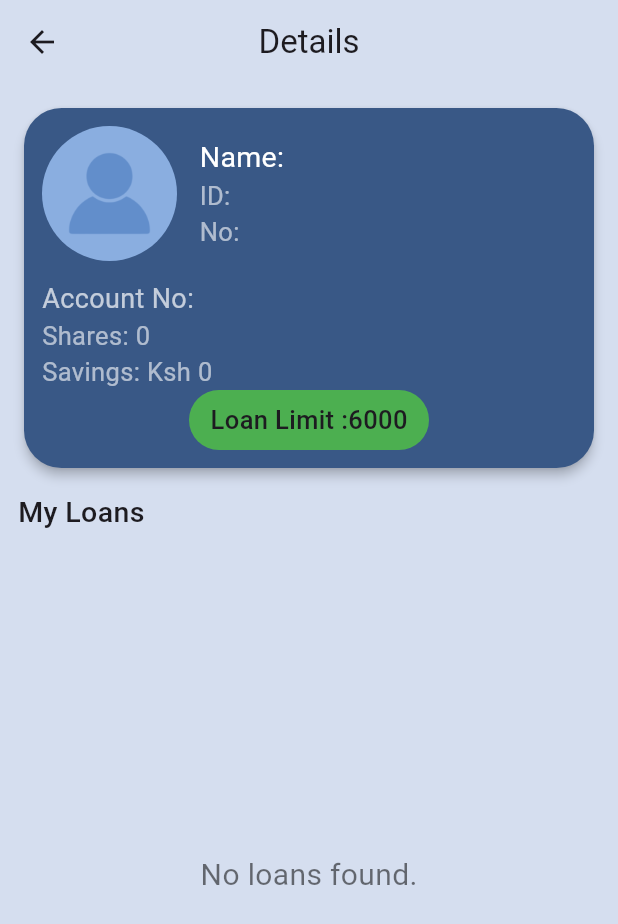
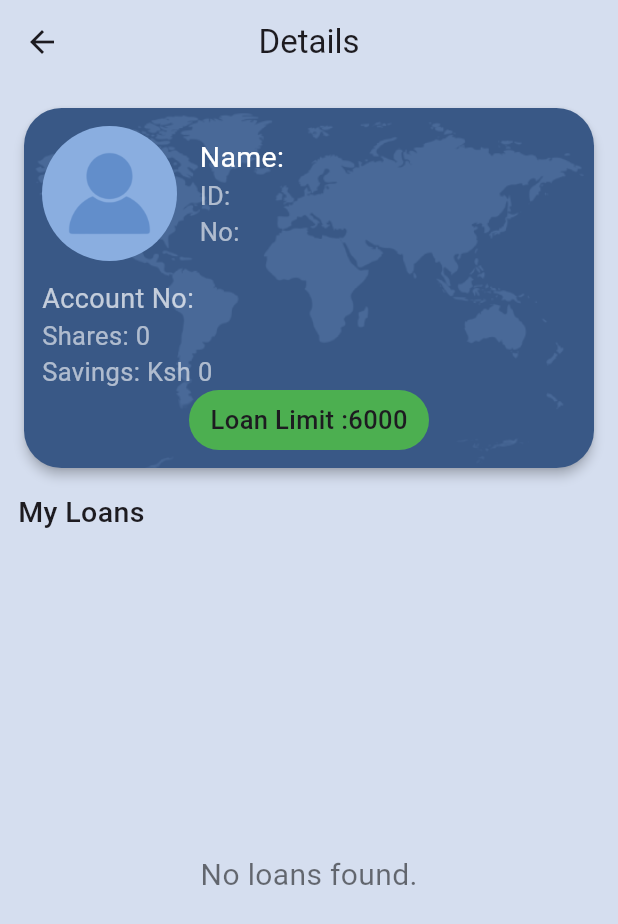
Before and after one commit to Gee-gee4/loan_app, a Flutter app: the DetailsPage screen opened directly with empty values, on a phone screen of 412 x 824 dp. Shown: the top 924 px of the screen. Run offline on Flutter 3.47's test engine with Material 3 defaults, Android fonts, the light colour scheme and no system bars; network calls fail.

Commit message:
did stuff

```diff
--- a/lib/pages/details_page.dart
+++ b/lib/pages/details_page.dart
@@ -70,7 +70,21 @@ class _DetailsPageState extends State<DetailsPage> {
               ),
               elevation: 3,
               color: hexToColor('395886'),
-              child: SizedBox(
+              child: Stack(
+                children: [
+                  SizedBox(
+                  height: 240,
+                  width: double.infinity,
+                  child: Opacity(
+                    opacity: 0.2  ,
+                    child: Image.asset(
+                      'assets/images/www.png',
+                      fit: BoxFit.cover,
+                      color: hexToColor('8aaee0'),
+                    ),
+                  ),
+                ),
+                  SizedBox(
                     height: 240,
                     width: double.infinity,
                     child: Padding(
@@ -122,15 +136,24 @@ class _DetailsPageState extends State<DetailsPage> {
                           SizedBox(height: 12),
                           Text(
                             'Account No: ${widget.member.accountNumber}',
-                        style: TextStyle(color: Colors.white70, fontSize: 18),
+                            style: TextStyle(
+                              color: Colors.white70,
+                              fontSize: 18,
+                            ),
                           ),
                           Text(
                             'Shares: ${widget.member.memberShares}',
-                        style: TextStyle(color: Colors.white60, fontSize: 17),
+                            style: TextStyle(
+                              color: Colors.white60,
+                              fontSize: 17,
+                            ),
                           ),
                           Text(
                             'Savings: Ksh ${widget.member.memberSavings}',
-                        style: TextStyle(color: Colors.white60, fontSize: 17),
+                            style: TextStyle(
+                              color: Colors.white60,
+                              fontSize: 17,
+                            ),
                           ),
                           Align(
                             alignment: Alignment.center,
@@ -156,6 +179,8 @@ class _DetailsPageState extends State<DetailsPage> {
                         ],
                       ),
                     ),
+                  ),
+                ],
               ),
             ),
             SizedBox(height: 12),
```
Also changed, not shown: lib/pages/home_page.dart (+1 -16 lines), assets/images/www.png (added), 1 other file. Lines whose indentation alone changed are shown as unchanged.
